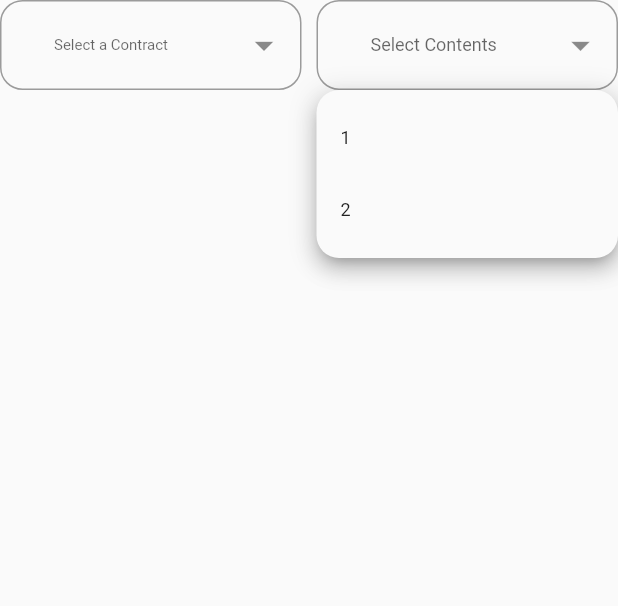
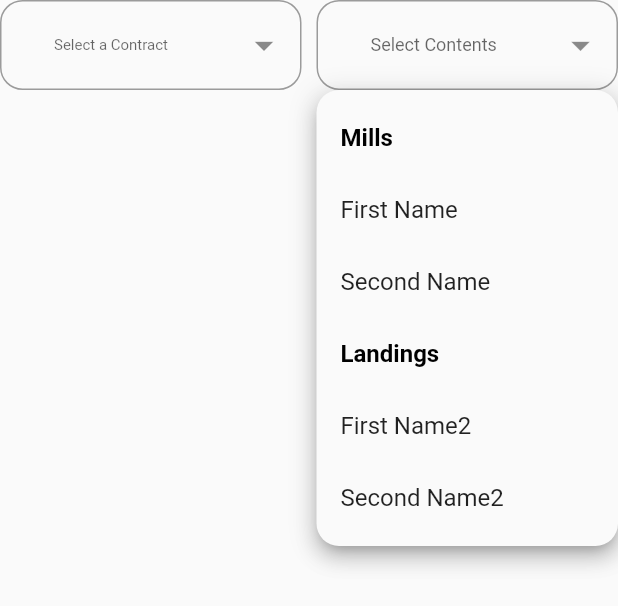
Before and after one commit to joelfunk/timbertrack-mill-app, a Flutter app: the Type1 widget shown alone on an empty page, opened directly with empty values, after a tap on "Select Contents", on a phone screen of 412 x 824 dp. Shown: the top 606 px of the screen. Run offline on Flutter 3.47's test engine with Material 2 defaults, Android fonts, the phone set to English and light mode, and no system bars; our stand-ins replace cached_network_image, cloud_firestore, dartz, dropdown_button2, firebase_auth, firebase_core and 4 more; missing offline and left inert: dynamic_text_highlighting, simple_forms; accounts and stored records are empty.

```diff
--- a/lib/main.dart
+++ b/lib/main.dart
@@ -4,6 +4,7 @@ import 'package:provider/provider.dart';
 
 import 'package:timbertrack_mill_app/config/firebase_env.dart';
 import 'package:timbertrack_mill_app/providers/contracts_provider.dart';
+import 'package:timbertrack_mill_app/providers/settings_provider.dart';
 import 'package:timbertrack_mill_app/providers/truck_tickets_provider.dart';
 import 'package:timbertrack_mill_app/services/local_storage.dart';
 import 'package:timbertrack_mill_app/providers/user_provider.dart';
@@ -32,6 +33,7 @@ class MyApp extends StatelessWidget {
         ChangeNotifierProvider(create: (context) => AuthProvider()),
         ChangeNotifierProvider(create: (context) => UserProvider()),
         ChangeNotifierProvider(create: (context) => HandleProvider()),
+        ChangeNotifierProvider(create: (context) => SettingsProvider()),
         ChangeNotifierProvider(create: (context) => ContractProvider()),
         ChangeNotifierProvider(create: (context) => TruckTicketsProvider()),
       ],
--- /dev/null
+++ b/lib/providers/settings_provider.dart
@@ -0,0 +1,23 @@
+import 'package:flutter/material.dart';
+import 'package:timbertrack_mill_app/config/firebase_env.dart';
+
+class SettingsProvider extends ChangeNotifier {
+  final mills = <dynamic>[];
+  final landings = <dynamic>[];
+
+  void fetchSettings(String handle) async {
+    await FirebaseEnv.firebaseFirestore.collection('$handle/settings/mills').get().then((snapshot) {
+      for (final doc in snapshot.docs) {
+        final data = doc.data();
+        mills.add({'id': doc.id, ...data});
+      }
+    });
+
+    await FirebaseEnv.firebaseFirestore.collection('$handle/settings/landings').get().then((snapshot) {
+      for (final doc in snapshot.docs) {
+        final data = doc.data();
+        landings.add({'id': doc.id, ...data});
+      }
+    });
+  }
+}
--- a/lib/screens/truck_tickets/truck_tickets.dart
+++ b/lib/screens/truck_tickets/truck_tickets.dart
@@ -3,6 +3,7 @@ import 'package:provider/provider.dart';
 
 import 'package:timbertrack_mill_app/providers/handle_provider.dart';
 import 'package:timbertrack_mill_app/providers/contracts_provider.dart';
+import 'package:timbertrack_mill_app/providers/settings_provider.dart';
 import 'package:timbertrack_mill_app/providers/truck_tickets_provider.dart';
 import 'package:timbertrack_mill_app/screens/truck_tickets/truck_tickets_form.dart';
 import 'package:timbertrack_mill_app/enspire_framework/itab_header/itab_header.dart';
@@ -22,6 +23,8 @@ class _TruckTicketsState extends State<TruckTickets> {
   void initState() {
     super.initState();
     final handle = context.read<HandleProvider>().handle!;
+
+    context.read<SettingsProvider>().fetchSettings(handle);
     context.read<ContractProvider>().fetchContracts(handle);
     context.read<ContractProvider>().fetchTypes(handle);
     context.read<TruckTicketsProvider>().getTruckTickets(handle);
--- a/lib/screens/truck_tickets/truck_tickets_form.dart
+++ b/lib/screens/truck_tickets/truck_tickets_form.dart
@@ -6,6 +6,28 @@ import 'package:simple_forms/models/app_form_state.dart';
 import 'package:timbertrack_mill_app/providers/contracts_provider.dart';
 
 import 'dart:developer' as devtools;
+
+class DropDownMenuItemSeparator<T> extends DropdownMenuItem<T> {
+  DropDownMenuItemSeparator({this.text, super.key, super.value})
+      : super(
+          enabled: false,
+          child: Container(),
+        );
+
+  final String? text;
+
+  @override
+  Widget build(BuildContext context) {
+    return Text(
+      text ?? '',
+      style: const TextStyle(
+        fontSize: 14,
+        color: Colors.black,
+        fontWeight: FontWeight.bold,
+      ),
+    );
+  }
+}
 
 // Form Values Used for this form
 
@@ -281,7 +303,45 @@ class Type1 extends StatelessWidget {
   final List<dynamic> availableLogging;
   final Map<String, dynamic>? selectedLogging;
   final Function(String, String) formStateCallback;
-  static final _deliveryLocations = <String>['1', '2'];
+  static final _deliveryLocations = <Map<String, dynamic>>[
+    {
+      'name': 'Mills',
+      'locations': ['First Name', 'Second Name']
+    },
+    {
+      'name': 'Landings',
+      'locations': ['First Name2', 'Second Name2']
+    },
+  ];
+
+  List<DropdownMenuItem<String>> getMenuItems(List<dynamic> items) {
+    final widgets = <DropdownMenuItem<String>>[];
+    for (final item in items) {
+      widgets.add(
+        DropdownMenuItem(
+          enabled: false,
+          value: item['name'],
+          child: Text(
+            item['name'],
+            style: const TextStyle(
+              fontSize: 16,
+              color: Colors.black,
+              fontWeight: FontWeight.bold,
+            ),
+          ),
+        ),
+      );
+      for (final location in item['locations'] as List<String>) {
+        widgets.add(
+          DropdownMenuItem<String>(
+            value: location,
+            child: Text(location),
+          ),
+        );
+      }
+    }
+    return widgets;
+  }
 
   @override
   Widget build(BuildContext context) {
@@ -369,19 +429,9 @@ class Type1 extends StatelessWidget {
                 dropdownDecoration: BoxDecoration(
                   borderRadius: BorderRadius.circular(15),
                 ),
-                items: _deliveryLocations
-                    .map(
-                      (item) => DropdownMenuItem<String>(
-                        value: item,
-                        child: Text(
-                          item,
-                          style: const TextStyle(
-                            fontSize: 12,
-                          ),
-                        ),
-                      ),
-                    )
-                    .toList(),
+                items: [
+                  ...getMenuItems(_deliveryLocations),
+                ],
                 validator: (value) {
                   if (value == null) {
                     return 'Please Select a Contract';
```
